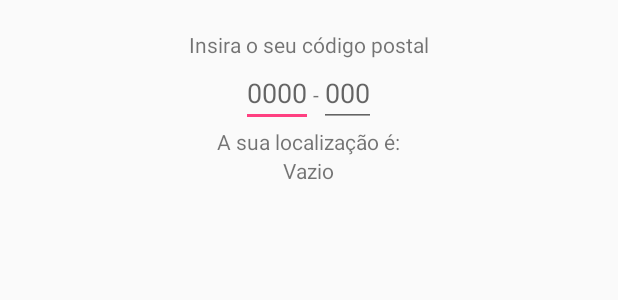
After one commit to AoDispor/AoDispor-Android, an Android app: the layout localization_reg.xml on its own in the app's theme, with its tools: preview values and no code run, on a phone screen of 412 x 824 dp. The commit adds this screen. Shown: the top 300 px of the screen. Run offline under Robolectric (Android 15) with nearby library versions, the phone set to English and light mode, and no system bars.

Commit message:
Postal Code introduction working for Portugal residents
Implemented into the professional card, integration into the register
card needed.

```diff
--- a/app/src/main/java/pt/aodispor/aodispor_android/ProfessionalProfileActivity.java
+++ b/app/src/main/java/pt/aodispor/aodispor_android/ProfessionalProfileActivity.java
@@ -5,6 +5,7 @@ import android.support.v7.app.AppCompatActivity;
 import android.text.Html;
 import android.text.method.ScrollingMovementMethod;
 import android.util.Log;
+import android.view.View;
 import android.widget.ImageView;
 import android.widget.RelativeLayout;
 import android.widget.TextView;
@@ -34,6 +35,9 @@ public class ProfessionalProfileActivity extends AppCompatActivity {
         String _location = extras.getString("location");
         location.setText(Html.fromHtml(_location));
         location.setTypeface(AppDefinitions.yanoneKaffeesatzRegular);
+
+        location.setClickable(true);
+        location.setOnClickListener(new LocalizationOnClickListener(this,location));
 
         TextView description = (TextView) findViewById(R.id.description);
         String _description = extras.getString("description");
--- a/app/src/main/java/pt/aodispor/aodispor_android/SwipeListener.java
+++ b/app/src/main/java/pt/aodispor/aodispor_android/SwipeListener.java
@@ -1,10 +1,10 @@
 package pt.aodispor.aodispor_android;
 
 import android.animation.Animator;
-import android.app.AlertDialog;
 import android.content.DialogInterface;
 import android.content.Intent;
 import android.net.Uri;
+import android.support.v7.app.AlertDialog;
 import android.view.MotionEvent;
 import android.view.View;
 import android.widget.TextView;
--- /dev/null
+++ b/app/src/main/res/layout/localization_reg.xml
@@ -0,0 +1,57 @@
+<?xml version="1.0" encoding="utf-8"?>
+<RelativeLayout xmlns:android="http://schemas.android.com/apk/res/android"
+    android:layout_width="match_parent"
+    android:layout_height="match_parent"
+    android:layout_centerInParent="true">
+
+    <TextView
+        android:layout_width="wrap_content"
+        android:layout_height="wrap_content"
+        android:id="@+id/textView"
+        android:text="@string/zip_dialog"
+        android:layout_marginTop="20dp"
+        android:layout_centerHorizontal="true"/>
+
+    <LinearLayout xmlns:android="http://schemas.android.com/apk/res/android"
+        android:id="@+id/linearLayout"
+        android:layout_width="match_parent"
+        android:layout_height="wrap_content"
+        android:gravity="center_horizontal"
+        android:layout_below="@+id/textView"
+        android:orientation="horizontal">
+
+        <EditText
+            android:id="@+id/zip1"
+            android:hint="0000"
+            android:maxLength="4"
+            android:layout_width="wrap_content"
+            android:layout_height="wrap_content"
+            android:inputType="number" />
+        <TextView
+            android:layout_width="wrap_content"
+            android:layout_height="wrap_content"
+            android:text="-"/>
+        <EditText
+            android:id="@+id/zip2"
+            android:hint="000"
+            android:maxLength="3"
+            android:layout_width="wrap_content"
+            android:layout_height="wrap_content"
+            android:inputType="number" />
+    </LinearLayout>
+    <TextView
+        android:id="@+id/your_location"
+        android:layout_width="wrap_content"
+        android:layout_height="wrap_content"
+        android:layout_below="@+id/linearLayout"
+        android:text="@string/your_location_is_dialog"
+        android:layout_centerHorizontal="true"/>
+    <TextView
+        android:id="@+id/localizacao"
+        android:layout_width="wrap_content"
+        android:layout_height="wrap_content"
+        android:layout_below="@+id/your_location"
+        android:text="Vazio"
+        android:layout_centerHorizontal="true"
+        android:layout_marginBottom="20dp"/>
+</RelativeLayout>
--- a/app/src/main/res/values/strings.xml
+++ b/app/src/main/res/values/strings.xml
@@ -1,3 +1,5 @@
 <resources>
     <string name="app_name">Ao Dispor</string>
+    <string name="zip_dialog">Insira o seu código postal</string>
+    <string name="your_location_is_dialog">A sua localização é: </string>
 </resources>
```
Also changed, not shown: app/src/main/java/pt/aodispor/aodispor_android/API/CPPQueryResult.java (added, +7 -0 lines), app/src/main/java/pt/aodispor/aodispor_android/API/LocationCPP.java (added, +34 -0 lines), app/src/main/java/pt/aodispor/aodispor_android/LocalizationDialog.java (added, +43 -0 lines), app/src/main/java/pt/aodispor/aodispor_android/LocalizationOnClickListener.java (added, +23 -0 lines), app/src/main/java/pt/aodispor/aodispor_android/ZipCodeOnEditText.java (added, +64 -0 lines).
